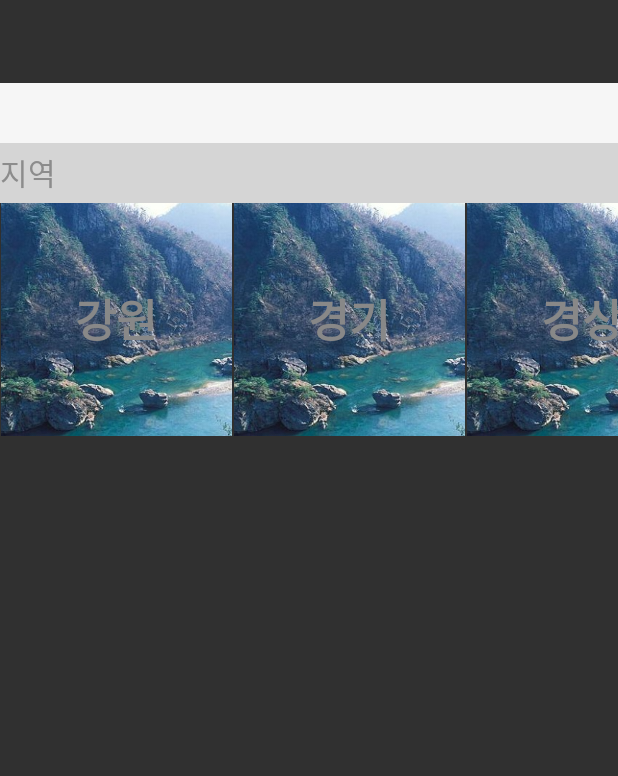
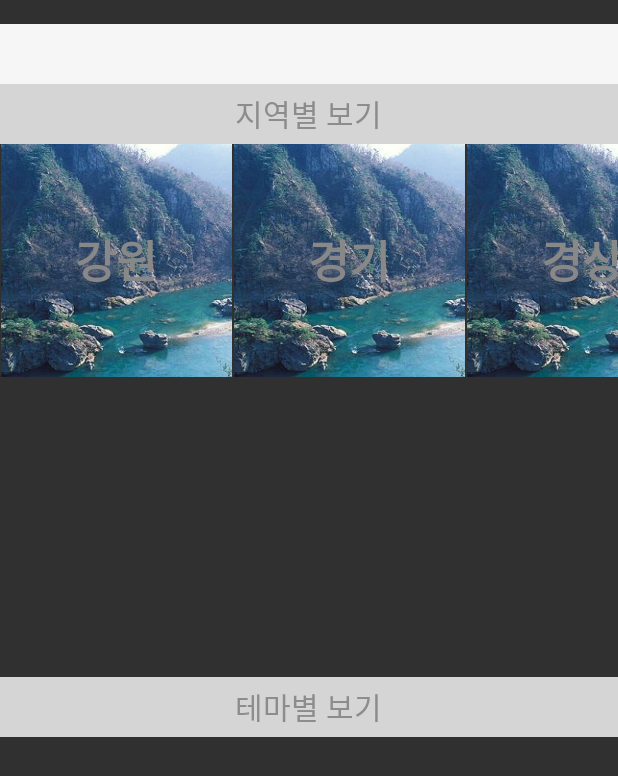
Before and after one commit to jongchanrim/Trappan2, an Android app: the fragment TabFragment2 shown on its own in the app's theme, on a phone screen of 412 x 824 dp. Shown: the top 776 px of the screen. Run offline under Robolectric (Android 15) with nearby library versions, the phone set to English and light mode, and no system bars.

Commit message:
검색 수평리스트, 알림리스트

```diff
--- a/app/src/main/java/kr/co/trappan/Adapter/ListViewAdapter.java
+++ b/app/src/main/java/kr/co/trappan/Adapter/ListViewAdapter.java
@@ -63,6 +63,7 @@ public class ListViewAdapter extends RecyclerView.Adapter<ListViewAdapter.ViewHo
         TextView desc;
 
         public ViewHolder(View itemView) {
+
             super(itemView);
             image=(ImageView)itemView.findViewById(R.id.notice_image);
             title=(TextView)itemView.findViewById(R.id.notice_title);
--- a/app/src/main/java/kr/co/trappan/Adapter/SearchListAdapter.java
+++ b/app/src/main/java/kr/co/trappan/Adapter/SearchListAdapter.java
@@ -45,8 +45,8 @@ public class SearchListAdapter extends RecyclerView.Adapter<SearchListAdapter.Vi
 
         final SearchList_item item=items.get(position);
 
+        holder.image.setImageResource(item.getImage());
         holder.region.setText(item.getRegion());
-        holder.space.setText(item.getSpace());
         holder.star.setText(item.getStar());
         holder.like.setText(item.getLike());
         holder.stamp.setText(item.getStamp());
@@ -60,8 +60,8 @@ public class SearchListAdapter extends RecyclerView.Adapter<SearchListAdapter.Vi
 
     public class ViewHolder extends RecyclerView.ViewHolder {
 
+        ImageView image;
         TextView region;
-        TextView space;
         TextView star;
         TextView like;
         TextView stamp;
@@ -70,8 +70,8 @@ public class SearchListAdapter extends RecyclerView.Adapter<SearchListAdapter.Vi
         public ViewHolder(View itemView) {
             super(itemView);
 
+            image=(ImageView)itemView.findViewById(R.id.search_imageVIew);
             region=(TextView)itemView.findViewById(R.id.search_region);
-            space = (TextView)itemView.findViewById(R.id.search_space);
             star = (TextView)itemView.findViewById(R.id.search_star);
             like = (TextView)itemView.findViewById(R.id.search_like);
             stamp = (TextView)itemView.findViewById(R.id.search_stamp);
--- a/app/src/main/res/layout/tabfragment2.xml
+++ b/app/src/main/res/layout/tabfragment2.xml
@@ -20,7 +20,6 @@
         android:layout_height="40dip"
         android:id="@+id/search"
         android:background="#F6F6F6"
-        android:layout_marginTop ="39dp"
         android:layout_alignParentTop="true"
         android:layout_alignParentLeft="true"
         android:layout_alignParentStart="true" />
@@ -38,12 +37,11 @@
         <TextView
             android:layout_width="wrap_content"
             android:layout_height="wrap_content"
-            android:text = "지역"
+            android:text = "지역별 보기"
             android:textSize = "20dip"
             android:textColor="#8C8C8C"
             android:layout_centerVertical="true"
-            android:layout_alignParentLeft="true"
-            android:layout_alignParentStart="true" />
+            android:layout_centerHorizontal="true" />
 
     </RelativeLayout>
 
@@ -53,5 +51,35 @@
         android:layout_height="wrap_content"
         android:layout_below="@+id/filter"/>
 
+    <RelativeLayout
+        android:layout_width="match_parent"
+        android:layout_height="200dip"
+        android:id = "@+id/region_detail"
+        android:layout_below = "@+id/horizontalView">
+
+
+    </RelativeLayout>
+
+    <RelativeLayout
+        android:layout_width="match_parent"
+        android:layout_height="40dip"
+        android:id = "@+id/theme"
+        android:background="#D5D5D5"
+        android:layout_below="@+id/region_detail"
+        android:layout_alignParentLeft="true"
+        android:layout_alignParentStart="true">
+
+
+        <TextView
+            android:layout_width="wrap_content"
+            android:layout_height="wrap_content"
+            android:text = "테마별 보기"
+            android:textSize = "20dip"
+            android:textColor="#8C8C8C"
+            android:layout_centerVertical="true"
+            android:layout_centerHorizontal="true" />
+
+    </RelativeLayout>
+
 
 </RelativeLayout>
```
Also changed, not shown: app/src/main/java/kr/co/trappan/Item/SearchList_item.java (+6 -6 lines), app/src/main/res/layout/item_search.xml (+15 -29 lines), app/src/main/res/layout/search.xml (+7 -2 lines), app/src/main/res/drawable/seoul.jpg (added).
